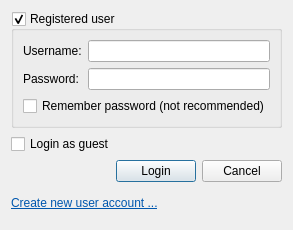
Above: src/gui/qt/internetgamelogindialog.ui from pokerth/pokerth before the change. Below: the same form after it.
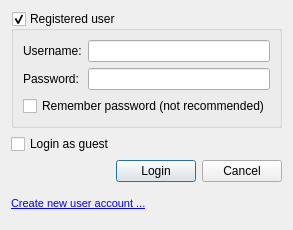
That is the form after the change.

Commit message: insert links for create game account and view online ranking

```diff
--- a/src/gui/qt/internetgamelogindialog.ui
+++ b/src/gui/qt/internetgamelogindialog.ui
@@ -101,8 +101,11 @@
       <string>&lt;!DOCTYPE HTML PUBLIC &quot;-//W3C//DTD HTML 4.0//EN&quot; &quot;http://www.w3.org/TR/REC-html40/strict.dtd&quot;&gt;
 &lt;html&gt;&lt;head&gt;&lt;meta name=&quot;qrichtext&quot; content=&quot;1&quot; /&gt;&lt;style type=&quot;text/css&quot;&gt;
 p, li { white-space: pre-wrap; }
-&lt;/style&gt;&lt;/head&gt;&lt;body style=&quot; font-weight:400; font-style:normal;&quot;&gt;
-&lt;p style=&quot; margin-top:0px; margin-bottom:0px; margin-left:0px; margin-right:0px; -qt-block-indent:0; text-indent:0px;&quot;&gt;&lt;a href=&quot;http://login.pokerth.biz&quot;&gt;&lt;span style=&quot; text-decoration: underline; color:#0057ae;&quot;&gt;Create new user account ...&lt;/span&gt;&lt;/a&gt;&lt;/p&gt;&lt;/body&gt;&lt;/html&gt;</string>
+&lt;/style&gt;&lt;/head&gt;&lt;body style=&quot; font-family:'Nimbus Sans L'; font-size:8pt; font-weight:400; font-style:normal;&quot;&gt;
+&lt;table style=&quot;-qt-table-type: root; margin-top:4px; margin-bottom:4px; margin-left:4px; margin-right:4px;&quot;&gt;
+&lt;tr&gt;
+&lt;td style=&quot;border: none;&quot;&gt;
+&lt;p style=&quot; margin-top:0px; margin-bottom:0px; margin-left:0px; margin-right:0px; -qt-block-indent:0; text-indent:0px;&quot;&gt;&lt;a href=&quot;http://create-gaming-account.pokerth.net&quot;&gt;&lt;span style=&quot; text-decoration: underline; color:#0000ff;&quot;&gt;Create new user account ...&lt;/span&gt;&lt;/a&gt;&lt;/p&gt;&lt;/td&gt;&lt;/tr&gt;&lt;/table&gt;&lt;/body&gt;&lt;/html&gt;</string>
      </property>
      <property name="openExternalLinks">
       <bool>true</bool>
```
The commit also changes 2 other files.
